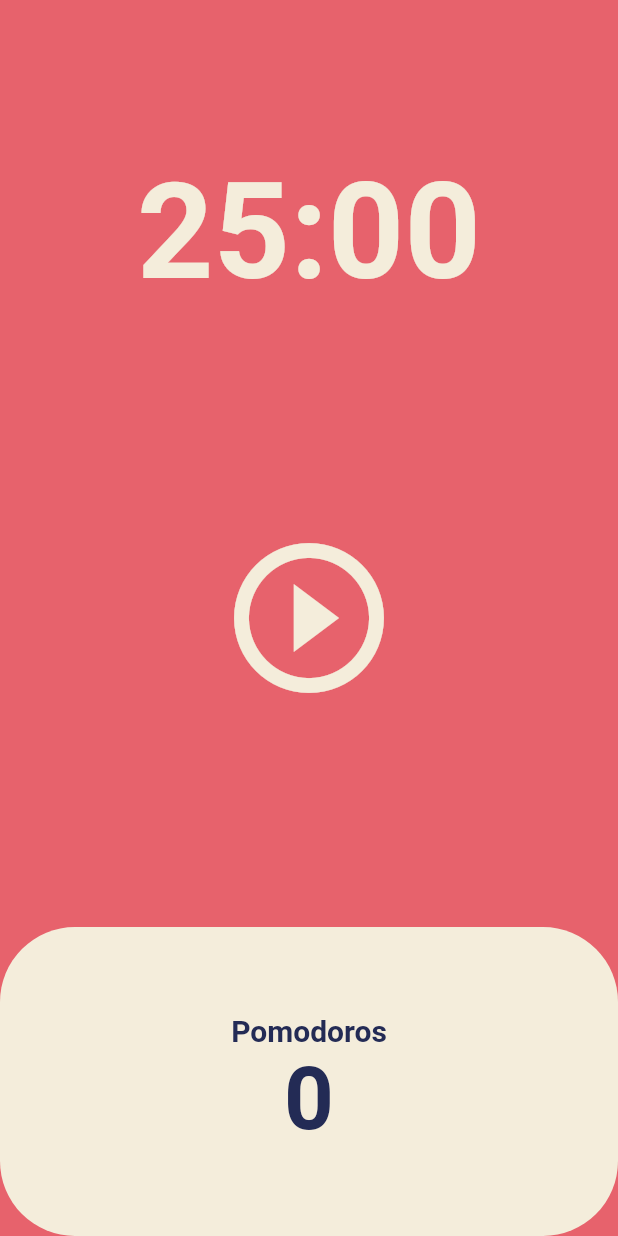
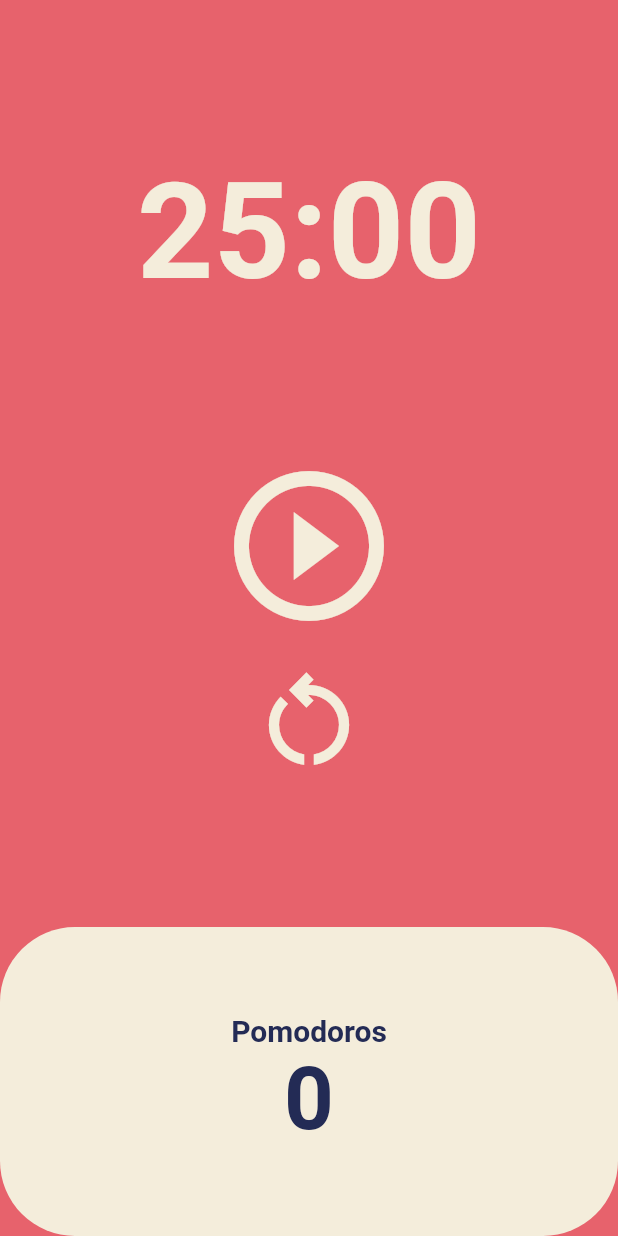
Before and after one commit to gylee21/flutter_study, a Flutter app: the screen it shows after launch, on a phone screen of 412 x 824 dp. Run offline on Flutter 3.47's test engine with Material 2 defaults, Android fonts, the phone set to English and light mode, and no system bars.

Commit message:
reset button 구현

```diff
--- a/lib/screen/home_screen.dart
+++ b/lib/screen/home_screen.dart
@@ -48,6 +48,15 @@ class _HomeScreenState extends State<HomeScreen> {
     });
   }
 
+  void onResetPressed() {
+    setState(() {
+      totalSecond = twentyFiveMinutes;
+      if (!isRunning) {
+        onStartPressed();
+      }
+    });
+  }
+
   String format(int seconds) {
     var duration = Duration(seconds: seconds);
 
@@ -76,7 +85,10 @@ class _HomeScreenState extends State<HomeScreen> {
           ),
           Flexible(
             flex: 2,
-            child: Center(
+            child: Column(
+              mainAxisAlignment: MainAxisAlignment.center,
+              children: [
+                Center(
                   child: IconButton(
                     color: Theme.of(context).cardColor,
                     iconSize: 120,
@@ -85,6 +97,16 @@ class _HomeScreenState extends State<HomeScreen> {
                         ? Icons.pause_circle_outline
                         : Icons.play_circle_outline),
                   ),
+                ),
+                Center(
+                  child: IconButton(
+                    color: Theme.of(context).cardColor,
+                    iconSize: 80,
+                    onPressed: onResetPressed,
+                    icon: const Icon(Icons.restart_alt_outlined),
+                  ),
+                ),
+              ],
             ),
           ),
           Flexible(
```
Lines whose indentation alone changed are shown as unchanged.
